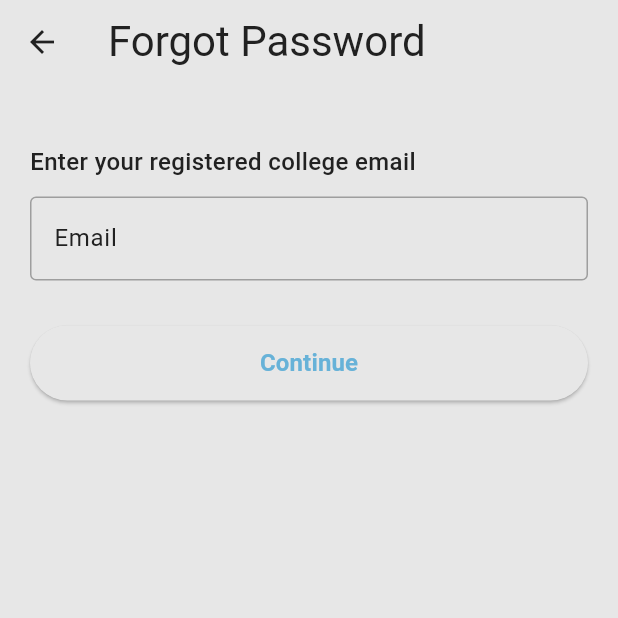
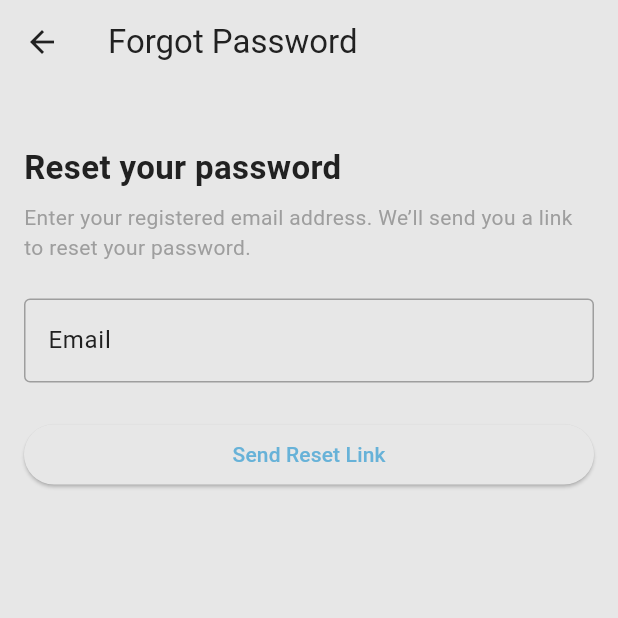
Before and after one commit to AMS-MUJ/Frontend, a Flutter app: the ForgotPasswordPage screen opened directly, on a phone screen of 412 x 824 dp, the top half of it. Run offline on Flutter 3.47's test engine with Material 3 defaults, Android fonts, the phone set to English and light mode, and no system bars; our stand-ins replace flutter_dotenv, flutter_riverpod, flutter_secure_storage, fpdart, image_picker, printing and 2 more; accounts and stored records are empty.

Commit message:
feat(forgot password): forgot password page ui improvement required

```diff
--- a/lib/features/auth/presentation/pages/forgot_password.dart
+++ b/lib/features/auth/presentation/pages/forgot_password.dart
@@ -1,88 +1,117 @@
 import 'package:flutter/material.dart';
+import 'package:flutter_riverpod/flutter_riverpod.dart';
 
-class ForgotPasswordPage extends StatefulWidget {
+class ForgotPasswordPage extends ConsumerStatefulWidget {
   const ForgotPasswordPage({super.key});
 
+  static Route<void> route() {
+    return MaterialPageRoute(builder: (_) => const ForgotPasswordPage());
+  }
+
   @override
-  State<ForgotPasswordPage> createState() => _ForgotPasswordPageState();
+  ConsumerState<ForgotPasswordPage> createState() => _ForgotPasswordPageState();
 }
 
-class _ForgotPasswordPageState extends State<ForgotPasswordPage> {
-  final TextEditingController emailController = TextEditingController();
+class _ForgotPasswordPageState extends ConsumerState<ForgotPasswordPage> {
+  final _emailController = TextEditingController();
   final _formKey = GlobalKey<FormState>();
+  bool _loading = false;
 
   @override
   void dispose() {
-    emailController.dispose();
+    _emailController.dispose();
     super.dispose();
+  }
+
+  Future<void> _submit() async {
+    if (!_formKey.currentState!.validate()) return;
+
+    setState(() => _loading = true);
+
+    try {
+      // TODO: call forgot password API
+      await Future.delayed(const Duration(seconds: 2));
+
+      if (!mounted) return;
+
+      ScaffoldMessenger.of(context).showSnackBar(
+        const SnackBar(content: Text('Password reset link sent to your email')),
+      );
+
+      Navigator.pop(context);
+    } catch (e) {
+      ScaffoldMessenger.of(context).showSnackBar(
+        SnackBar(content: Text(e.toString().replaceAll('Exception: ', ''))),
+      );
+    } finally {
+      if (mounted) {
+        setState(() => _loading = false);
+      }
+    }
   }
 
   @override
   Widget build(BuildContext context) {
     return Scaffold(
-      appBar: AppBar(
-        title: const Text(
-          "Forgot Password",
-          style: TextStyle(fontWeight: FontWeight.w400, fontSize: 28),
-        ),
-      ),
+      appBar: AppBar(title: const Text('Forgot Password')),
       body: Padding(
-        padding: const EdgeInsets.all(20),
+        padding: const EdgeInsets.all(16),
         child: Form(
           key: _formKey,
           child: Column(
             crossAxisAlignment: CrossAxisAlignment.start,
             children: [
-              const SizedBox(height: 20),
+              const SizedBox(height: 24),
 
               const Text(
-                "Enter your registered college email",
-                style: TextStyle(fontSize: 16, fontWeight: FontWeight.w500),
+                'Reset your password',
+                style: TextStyle(fontSize: 22, fontWeight: FontWeight.w600),
               ),
 
-              const SizedBox(height: 12),
+              const SizedBox(height: 8),
 
-              // Email field
+              const Text(
+                'Enter your registered email address. '
+                'We’ll send you a link to reset your password.',
+                style: TextStyle(color: Colors.grey),
+              ),
+
+              const SizedBox(height: 24),
+
               TextFormField(
-                controller: emailController,
+                controller: _emailController,
                 keyboardType: TextInputType.emailAddress,
                 decoration: const InputDecoration(
-                  hintText: "Email",
+                  labelText: 'Email',
                   border: OutlineInputBorder(),
                 ),
                 validator: (value) {
-                  if (value == null || value.trim().isEmpty) {
-                    return "Email is required";
+                  if (value == null || value.isEmpty) {
+                    return 'Email is required';
+                  }
+                  if (!value.contains('@')) {
+                    return 'Enter a valid email';
                   }
                   return null;
                 },
               ),
 
-              const SizedBox(height: 30),
+              const SizedBox(height: 24),
 
-              // Continue button
               SizedBox(
                 width: double.infinity,
-                height: 50,
                 child: ElevatedButton(
-                  onPressed: () {
-                    if (!_formKey.currentState!.validate()) return;
-
-                    final email = emailController.text.trim();
-
-                    // 🔹 For now, just print
-                    print("Forgot password requested for: $email");
-
-                    ScaffoldMessenger.of(context).showSnackBar(
-                      const SnackBar(
-                        content: Text("Continue pressed (API not wired yet)"),
-                      ),
-                    );
-                  },
-                  child: const Text(
-                    "Continue",
-                    style: TextStyle(fontSize: 16, fontWeight: FontWeight.bold),
-                  ),
+                  onPressed: _loading ? null : _submit,
+                  child: _loading
+                      ? const SizedBox(
+                          height: 18,
+                          width: 18,
+                          child: CircularProgressIndicator(
+                            strokeWidth: 2,
+                            color: Colors.white,
+                          ),
+                        )
+                      : const Text('Send Reset Link'),
                 ),
               ),
             ],
--- a/lib/features/auth/presentation/pages/login_page.dart
+++ b/lib/features/auth/presentation/pages/login_page.dart
@@ -1,5 +1,6 @@
 import 'package:ams_try2/core/navigation/slide_page_route.dart';
 import 'package:ams_try2/features/auth/components/auth_field.dart';
+import 'package:ams_try2/features/auth/presentation/pages/forgot_password.dart';
 import 'package:ams_try2/features/auth/presentation/providers/auth_provider.dart';
 import 'package:ams_try2/features/student/presentation/pages/student_home_page.dart';
 import 'package:ams_try2/features/teacher/presentation/homepage.dart';
@@ -175,7 +176,10 @@ class _LoginPageState extends ConsumerState<LoginPage> {
                           alignment: Alignment.centerRight,
                           child: TextButton(
                             onPressed: () {
-                              // TODO: Forgot password
+                              Navigator.push(
+                                context,
+                                ForgotPasswordPage.route(),
+                              );
                             },
                             child: Text(
                               "Forgot password?",
```
